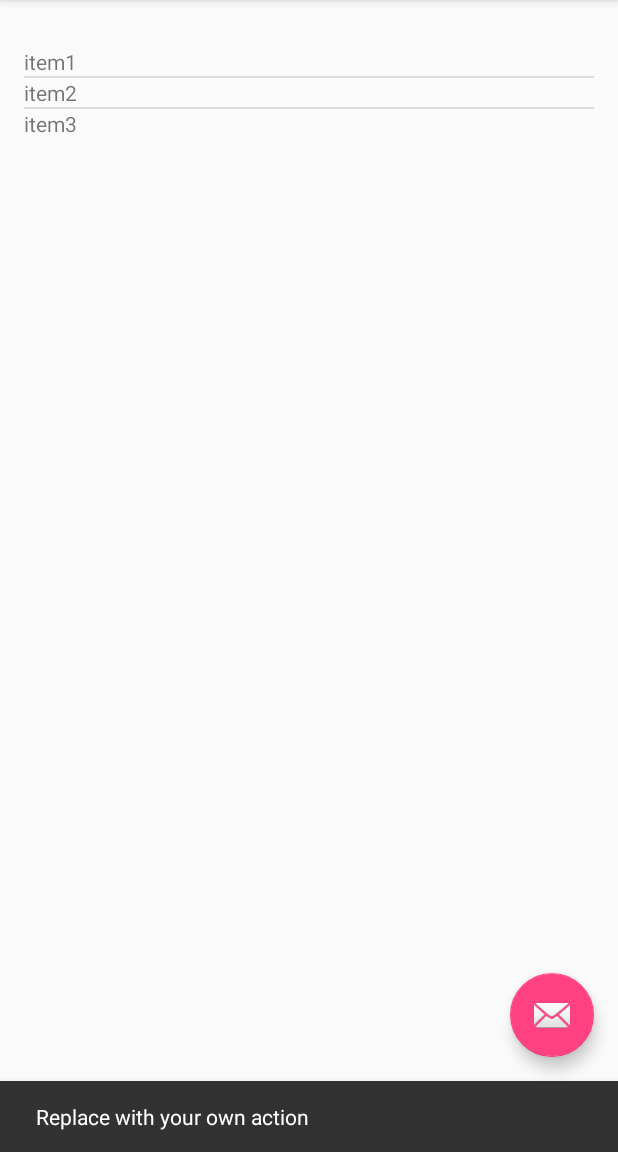
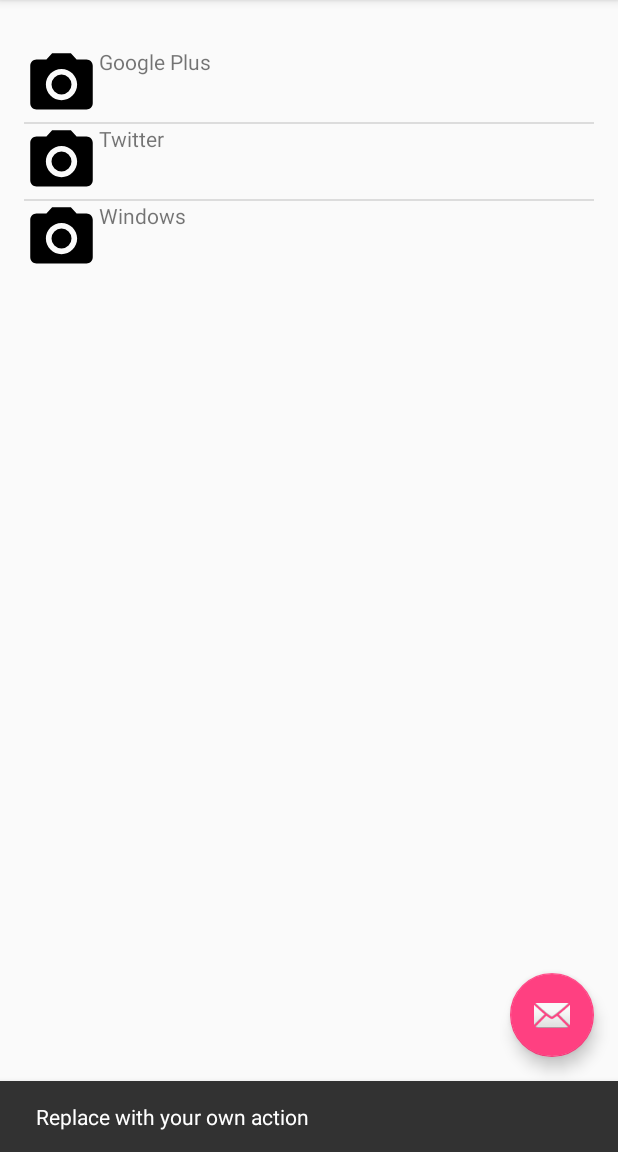
Before and after one commit to msaukans/ScavengerHunt, an Android app: the screen it shows after launch (MainActivity), after a tap on an icon or button, on a phone screen of 412 x 824 dp, the part 84-1236 px from its top. Run offline under Robolectric (Android 15) with nearby library versions, the light colour scheme and no system bars.

Commit message:
custom list added

```diff
--- /dev/null
+++ b/app/src/main/java/com/sample/maris/scavengerhunt/CustomList.java
@@ -0,0 +1,37 @@
+package com.sample.maris.scavengerhunt;
+
+
+import android.app.Activity;
+import android.view.LayoutInflater;
+import android.view.View;
+import android.view.ViewGroup;
+import android.widget.ArrayAdapter;
+import android.widget.ImageView;
+import android.widget.TextView;
+
+public class CustomList extends ArrayAdapter<String>{
+
+    private final Activity context;
+    private final String[] web;
+    private final Integer[] imageId;
+    public CustomList(Activity context,
+                      String[] web, Integer[] imageId) {
+        super(context, R.layout.list_single, web);
+        this.context = context;
+        this.web = web;
+        this.imageId = imageId;
+
+    }
+    @Override
+    public View getView(int position, View view, ViewGroup parent) {
+        LayoutInflater inflater = context.getLayoutInflater();
+        View rowView= inflater.inflate(R.layout.list_single, null, true);
+        TextView txtTitle = (TextView) rowView.findViewById(R.id.txt);
+
+        ImageView imageView = (ImageView) rowView.findViewById(R.id.img);
+        txtTitle.setText(web[position]);
+
+        imageView.setImageResource(imageId[position]);
+        return rowView;
+    }
+}
--- a/app/src/main/java/com/sample/maris/scavengerhunt/MainActivity.java
+++ b/app/src/main/java/com/sample/maris/scavengerhunt/MainActivity.java
@@ -1,5 +1,6 @@
 package com.sample.maris.scavengerhunt;
 
+import android.graphics.Color;
 import android.os.Bundle;
 import android.support.design.widget.FloatingActionButton;
 import android.support.design.widget.Snackbar;
@@ -15,15 +16,27 @@
 import java.util.ArrayList;
 import android.widget.Adapter;
 import android.widget.ArrayAdapter;
+import android.widget.AdapterView;
 import android.widget.ListView;
+import android.widget.RelativeLayout;
+
+import android.widget.Toast;
 
 import java.util.Arrays;
 import java.util.List;
 
 public class MainActivity extends AppCompatActivity implements NavigationView.OnNavigationItemSelectedListener {
-    private ArrayList<String> arrayList;
-    private ArrayAdapter<String> adapter1;
-    private ListView lv1;
+    ListView list;
+    String[] web = {
+            "Google Plus",
+            "Twitter",
+            "Windows"
+    };
+    Integer[] imageId = {
+            R.drawable.ic_menu_camera,
+            R.drawable.ic_menu_camera,
+            R.drawable.ic_menu_camera
+    };
 
     @Override
     protected void onCreate(Bundle savedInstanceState) {
@@ -51,11 +64,18 @@
         navigationView.setNavigationItemSelectedListener(this);
 
         /////////////////////////// ListView code starts ////////////////////////////////
-        lv1 = (ListView) findViewById(R.id.lv1); //************************* setting up list view
-        String[] items1 = {"item1", "item2", "item3"};
-        arrayList = new ArrayList<>(Arrays.asList(items1));
-        adapter1 = new ArrayAdapter<String>(this, R.layout.list_item, R.id.textItem, arrayList);
-        lv1.setAdapter(adapter1); ///////////// listview set up complete
+        CustomList adapter = new CustomList(MainActivity.this, web, imageId);
+        list = (ListView) findViewById(R.id.list);
+        list.setAdapter(adapter);
+        list.setOnItemClickListener(new AdapterView.OnItemClickListener() {
+
+            @Override
+            public void onItemClick(AdapterView<?> parent, View view,
+                                    int position, long id) {
+                Toast.makeText(MainActivity.this, "You Clicked at " + web[+position], Toast.LENGTH_SHORT).show();
+
+            }
+        });
     }//end onCreate method
 
     @Override
@@ -75,19 +95,44 @@
         return true;
     }
 
-    @Override
+    //new
     public boolean onOptionsItemSelected(MenuItem item) {
         // Handle action bar item clicks here. The action bar will
         // automatically handle clicks on the Home/Up button, so long
         // as you specify a parent activity in AndroidManifest.xml.
-        int id = item.getItemId();
+        RelativeLayout content_view = (RelativeLayout)findViewById(R.id.content_main);
+        switch (item.getItemId()){
+            case R.id.action_settings:
+                return true;
+            case R.id.menu_Red:
+                if (item.isChecked()){
+                    item.setChecked(false);
+                }
+                else
+                    item.setChecked(true);
+                content_view.setBackgroundColor(Color.RED);
+                return true;
 
-        //noinspection SimplifiableIfStatement
-        if (id == R.id.action_settings) {
-            return true;
+            case R.id.menu_Green:
+                if (item.isChecked()){
+                    item.setChecked(false);
+                }
+                else
+                    item.setChecked(true);
+                content_view.setBackgroundColor(Color.GREEN);
+                return true;
+
+            case R.id.menu_Yellow:
+                if (item.isChecked()){
+                    item.setChecked(false);
+                }
+                else
+                    item.setChecked(true);
+                content_view.setBackgroundColor(Color.YELLOW);
+                return true;
+            default:
+                return super.onOptionsItemSelected(item);
         }
-
-        return super.onOptionsItemSelected(item);
     }
 
     @SuppressWarnings("StatementWithEmptyBody")
@@ -107,6 +152,15 @@
         } else if (id == R.id.nav_share) {
 
         }
+        else if (id == R.id.nav_newTask) {
+
+        }
+        else if (id == R.id.nav_walked) {
+
+        }
+        else if (id == R.id.nav_out) {
+
+        }
         DrawerLayout drawer = (DrawerLayout) findViewById(R.id.drawer_layout);
         drawer.closeDrawer(GravityCompat.START);
         return true;
--- a/app/src/main/res/layout/content_main.xml
+++ b/app/src/main/res/layout/content_main.xml
@@ -19,5 +19,5 @@
         android:layout_marginTop="15dp"
         android:layout_alignParentTop="true"
         android:layout_alignParentStart="true"
-        android:id="@+id/lv1" />
+        android:id="@+id/list" />
 </RelativeLayout>
--- /dev/null
+++ b/app/src/main/res/layout/list_single.xml
@@ -0,0 +1,20 @@
+<?xml version="1.0" encoding="utf-8"?>
+<LinearLayout xmlns:android="http://schemas.android.com/apk/res/android"
+    android:orientation="vertical" android:layout_width="match_parent"
+    android:layout_height="match_parent">
+
+    <TableRow android:layout_width="wrap_content"
+        android:layout_height="wrap_content"> <!--this line was solution to custom list crash error since it was missin-->
+        <ImageView
+            android:id="@+id/img"
+            android:layout_width="50dp"
+            android:layout_height="50dp"/>
+
+        <TextView
+            android:id="@+id/txt"
+            android:layout_width="wrap_content"
+            android:layout_height="50dp" />
+
+    </TableRow>
+
+</LinearLayout>
--- a/app/src/main/res/layout/nav_header_main.xml
+++ b/app/src/main/res/layout/nav_header_main.xml
@@ -1,5 +1,6 @@
 <?xml version="1.0" encoding="utf-8"?>
 <LinearLayout xmlns:android="http://schemas.android.com/apk/res/android"
+    android:id="@+id/nav_header_main"
     xmlns:app="http://schemas.android.com/apk/res-auto"
     android:layout_width="match_parent"
     android:layout_height="@dimen/nav_header_height"
@@ -24,7 +25,7 @@
         android:layout_width="match_parent"
         android:layout_height="wrap_content"
         android:paddingTop="@dimen/nav_header_vertical_spacing"
-        android:text="Android Studio"
+        android:text="Player Name"
         android:textAppearance="@style/TextAppearance.AppCompat.Body1"
         android:id="@+id/textView2" />
 
@@ -32,6 +33,6 @@
         android:id="@+id/textView"
         android:layout_width="wrap_content"
         android:layout_height="wrap_content"
-        android:text="android.studio@android.com" />
+        android:text="Players Total Score" />
 
 </LinearLayout>
--- a/app/src/main/res/menu/activity_main_drawer.xml
+++ b/app/src/main/res/menu/activity_main_drawer.xml
@@ -5,20 +5,32 @@
         <item
             android:id="@+id/nav_camera"
             android:icon="@drawable/ic_menu_camera"
-            android:title="Import" />
+            android:title="Account" />
         <item
             android:id="@+id/nav_gallery"
             android:icon="@drawable/ic_menu_gallery"
             android:title="Gallery" />
+
+        <item
+            android:id="@+id/nav_manage"
+            android:icon="@drawable/ic_menu_manage"
+            android:title="Setting" />
+        <!--new tasks-->
+        <item
+            android:id="@+id/nav_newTask"
+            android:icon="@drawable/ic_menu_manage"
+            android:title="Create Task" />
         <item
             android:id="@+id/nav_slideshow"
             android:icon="@drawable/ic_menu_slideshow"
-            android:title="Slideshow" />
+            android:title="Global Rank" />
         <item
-            android:id="@+id/nav_manage"
+            android:id="@+id/nav_walked"
             android:icon="@drawable/ic_menu_manage"
-            android:title="Tools" />
+            android:title="Total Walked Area" />
+
     </group>
+    <!--account,gallery, Settings,Global rank,Create Task, Total Walked area-->
 
     <item android:title="Communicate">
         <menu>
@@ -26,6 +38,10 @@
                 android:id="@+id/nav_share"
                 android:icon="@drawable/ic_menu_share"
                 android:title="Share" />
+            <item
+                android:id="@+id/nav_out"
+                android:icon="@drawable/ic_menu_share"
+                android:title="Log Out" />
 
         </menu>
     </item>
--- a/app/src/main/res/menu/main.xml
+++ b/app/src/main/res/menu/main.xml
@@ -6,4 +6,23 @@
         android:orderInCategory="100"
         android:title="@string/action_settings"
         app:showAsAction="never" />
+
+    <group android:checkableBehavior="single">
+        <item
+            android:id="@+id/menu_Red"
+            android:orderInCategory="1"
+            app:showAsAction="never"
+            android:title="Red"/>
+        <item
+            android:id="@+id/menu_Green"
+            android:orderInCategory="2"
+            app:showAsAction="never"
+            android:title="Green"/>
+        <item
+            android:id="@+id/menu_Yellow"
+            android:orderInCategory="3"
+            app:showAsAction="never"
+            android:title="Yellow"/>
+
+    </group>
 </menu>
```
